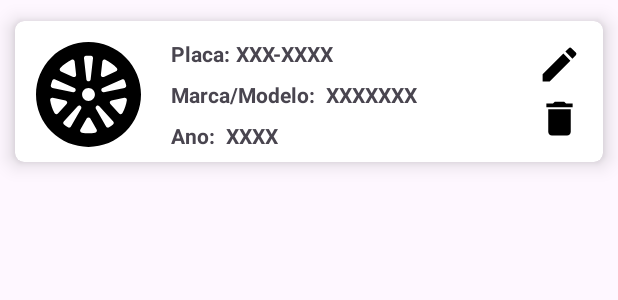
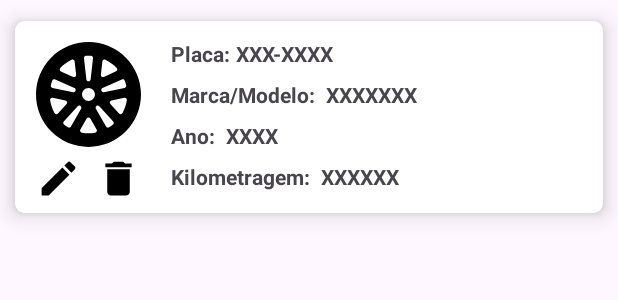
Before and after one commit to ViniciusMelz/Gerenciador-de-Veiculos, an Android app: the layout item_list_row_veiculo.xml on its own in the app's theme, with its tools: preview values and no code run, on a phone screen of 412 x 824 dp. Shown: the top 300 px of the screen. Run offline under Robolectric (Android 15) with nearby library versions, the phone set to English and light mode, and no system bars.

Commit message:
fix(Veiculo): Adicionado novo campo de quilometragem no model e no crud, adicionado novo atributo mediaCombustivel somente no model.

```diff
--- a/app/src/main/java/com/application/aplicativogerenciadordeveiculos/view/adapter/VeiculoAdapter.java
+++ b/app/src/main/java/com/application/aplicativogerenciadordeveiculos/view/adapter/VeiculoAdapter.java
@@ -43,6 +43,7 @@ public class VeiculoAdapter extends RecyclerView.Adapter<VeiculoAdapter.MyViewHo
         holder.itemListRowBinding.tvItemPlaca.setText(veiculo.getPlaca().toUpperCase());
         holder.itemListRowBinding.tvItemMarcaModelo.setText(veiculo.getMarca() + " " + veiculo.getModelo());
         holder.itemListRowBinding.tvItemAno.setText(Integer.toString(veiculo.getAno()));
+        holder.itemListRowBinding.tvItemQuilometragem.setText(Integer.toString(veiculo.getQuilometragem()));
 
         if(veiculo.getTipo() == 1){
             holder.itemListRowBinding.ivTipoVeiculo.setImageResource(R.drawable.ic_moto);
--- a/app/src/main/java/com/application/aplicativogerenciadordeveiculos/view/viewModel/CadastroVeiculoViewModel.java
+++ b/app/src/main/java/com/application/aplicativogerenciadordeveiculos/view/viewModel/CadastroVeiculoViewModel.java
@@ -60,6 +60,7 @@ public class CadastroVeiculoViewModel extends ViewModel {
         veiculoMap.put("placa", veiculo.getPlaca());
         veiculoMap.put("tipo", veiculo.getTipo());
         veiculoMap.put("email", veiculo.getUsuarioDono().getEmail());
+        veiculoMap.put("quilometragem", veiculo.getQuilometragem());
 
         db.collection("Veículos").document().set(veiculoMap).addOnCompleteListener(taskSalvamento -> {
             if(taskSalvamento.isSuccessful()){
@@ -84,7 +85,8 @@ public class CadastroVeiculoViewModel extends ViewModel {
                         "ano", veiculo.getAno(),
                         "placa", veiculo.getPlaca(),
                         "tipo", veiculo.getTipo(),
-                        "email", veiculo.getUsuarioDono().getEmail()).addOnCompleteListener(task -> {
+                        "email", veiculo.getUsuarioDono().getEmail(),
+                        "quilometragem", veiculo.getQuilometragem()).addOnCompleteListener(task -> {
                    this.mResultado.postValue(true);
                 }).addOnFailureListener(e -> {
                    this.mResultado.postValue(false);
--- a/app/src/main/res/layout/item_list_row_veiculo.xml
+++ b/app/src/main/res/layout/item_list_row_veiculo.xml
@@ -75,6 +75,7 @@
             android:layout_marginEnd="8dp"
             android:layout_marginVertical="8dp"
             android:layout_marginStart="4dp"
+            android:maxLength="20"
             android:textStyle="bold"
             app:layout_constraintTop_toBottomOf="@+id/tvItemPlaca"
             app:layout_constraintStart_toEndOf="@id/tvLabelMarcaModelo"/>
@@ -89,23 +90,48 @@
             android:textStyle="bold"
             app:layout_constraintTop_toBottomOf="@+id/tvItemMarcaModelo"
             app:layout_constraintStart_toEndOf="@id/tvLabelAno"/>
+        <TextView
+            android:layout_width="wrap_content"
+            android:layout_height="wrap_content"
+            android:id="@+id/tvLabelQuilometragem"
+            android:text="Kilometragem: "
+            android:layout_marginEnd="8dp"
+            android:layout_marginVertical="8dp"
+            android:layout_marginStart="20dp"
+            android:textStyle="bold"
+            app:layout_constraintTop_toBottomOf="@+id/tvLabelAno"
+            app:layout_constraintStart_toEndOf="@id/ivTipoVeiculo"/>
+        <TextView
+            android:layout_width="wrap_content"
+            android:layout_height="wrap_content"
+            android:id="@+id/tvItemQuilometragem"
+            android:text="XXXXXX"
+            android:layout_marginEnd="8dp"
+            android:layout_marginVertical="8dp"
+            android:layout_marginStart="4dp"
+            android:textStyle="bold"
+            app:layout_constraintTop_toBottomOf="@+id/tvItemAno"
+            app:layout_constraintStart_toEndOf="@id/tvLabelQuilometragem"/>
 
         <ImageView
             android:layout_width="30dp"
             android:layout_height="30dp"
             android:id="@+id/ivVeiculoExcluir"
             android:src="@drawable/ic_excluir"
-            app:layout_constraintTop_toBottomOf="@id/ivVeiculoEditar"
-            app:layout_constraintEnd_toEndOf="parent"
-            android:layout_margin="6dp"
+            app:layout_constraintTop_toBottomOf="@id/ivTipoVeiculo"
+            app:layout_constraintStart_toEndOf="@id/ivVeiculoEditar"
+            android:layout_marginStart="10dp"
+            android:layout_marginTop="6dp"
+            android:layout_marginEnd="6dp"
+            android:layout_marginBottom="6dp"
             />
         <ImageView
             android:layout_width="30dp"
             android:layout_height="30dp"
             android:id="@+id/ivVeiculoEditar"
             android:src="@drawable/ic_atualizar"
-            app:layout_constraintTop_toTopOf="parent"
-            app:layout_constraintEnd_toEndOf="parent"
+            app:layout_constraintTop_toBottomOf="@id/ivTipoVeiculo"
+            app:layout_constraintStart_toStartOf="parent"
             android:layout_margin="6dp"
             />
 
```
Also changed, not shown: app/src/main/java/com/application/aplicativogerenciadordeveiculos/model/Veiculo.java (+20 -1 lines), app/src/main/java/com/application/aplicativogerenciadordeveiculos/view/fragments/CadastroVeiculoFragment.java (+9 -2 lines), app/src/main/res/layout/fragment_cadastro_veiculo.xml (+16 -1 lines).
